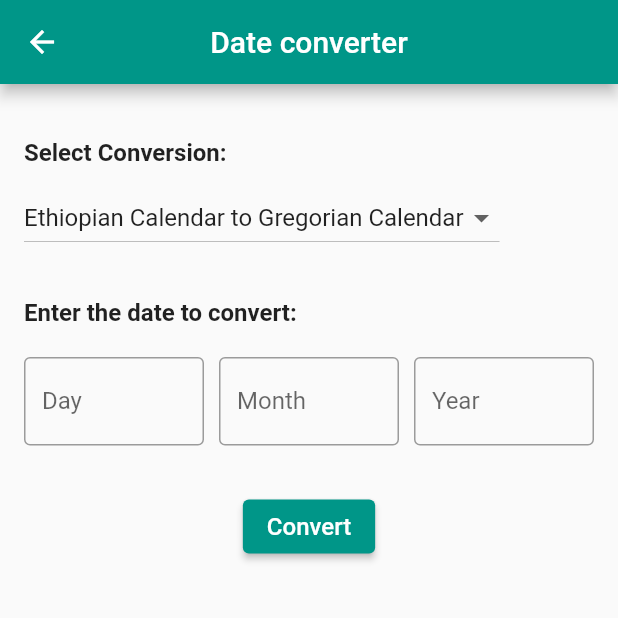
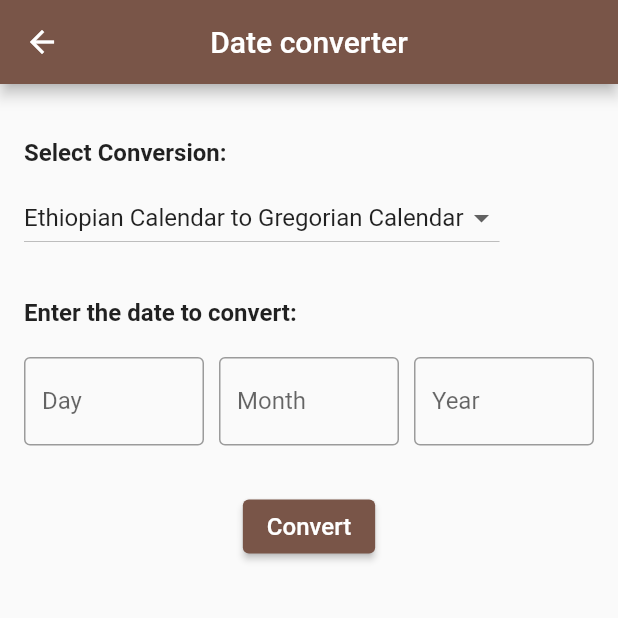
Before and after one commit to Metyme1/Explore-Ethiopia, a Flutter app: the CalendarConverter screen opened directly, on a phone screen of 412 x 824 dp, the top half of it. Run offline on Flutter 3.47's test engine with Material 2 defaults, Android fonts, the phone set to English and light mode, and no system bars; our stand-ins replace easy_localization, firebase_auth, firebase_core, flutter_rating_bar, font_awesome_flutter, google_maps_flutter and 1 more; accounts and stored records are empty; Roboto replaces fonts that are missing (Coppins).

Commit message:
UI edited

```diff
--- a/lib/screens/converter.dart
+++ b/lib/screens/converter.dart
@@ -45,7 +45,7 @@ class _CalendarConverterState extends State<CalendarConverter> {
   Widget build(BuildContext context) {
     return Scaffold(
       appBar:AppBar(
-        backgroundColor: Colors.teal,
+        backgroundColor: Colors.brown,
         title: Text('Date converter'),
         centerTitle: true,
         leading: IconButton(
@@ -116,7 +116,7 @@ class _CalendarConverterState extends State<CalendarConverter> {
                       labelText: 'Day',
                       border: OutlineInputBorder(),
                       focusedBorder: OutlineInputBorder(
-                        borderSide: BorderSide(color: Colors.teal),
+                        borderSide: BorderSide(color: Colors.brown),
                       ),
                     ),
                   ),
@@ -160,7 +160,7 @@ class _CalendarConverterState extends State<CalendarConverter> {
                   style: TextStyle(fontSize: 16.0),
                 ),
                 style: ElevatedButton.styleFrom(
-                  primary: Colors.teal,
+                  primary: Colors.brown,
                 ),
               ),
             ),
@@ -170,7 +170,7 @@ class _CalendarConverterState extends State<CalendarConverter> {
               style: TextStyle(
                 fontSize: 20.0,
                 fontWeight: FontWeight.bold,
-                color: Colors.teal,
+                color: Colors.brown,
                 fontStyle: FontStyle.normal,
               ),
             ),
```
